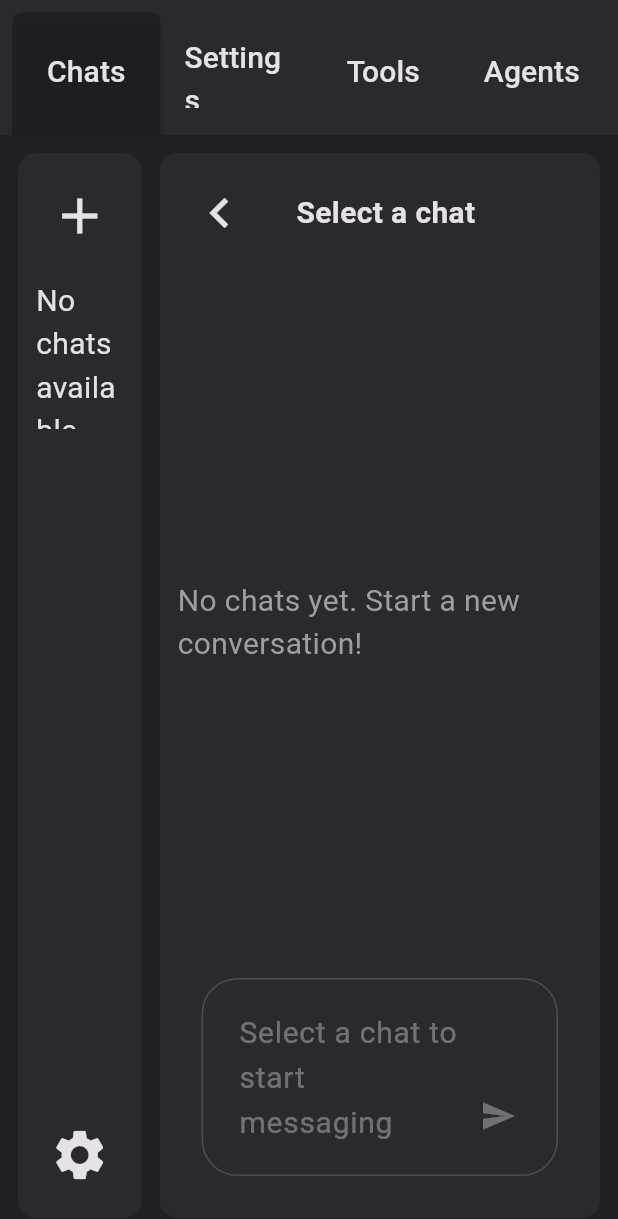
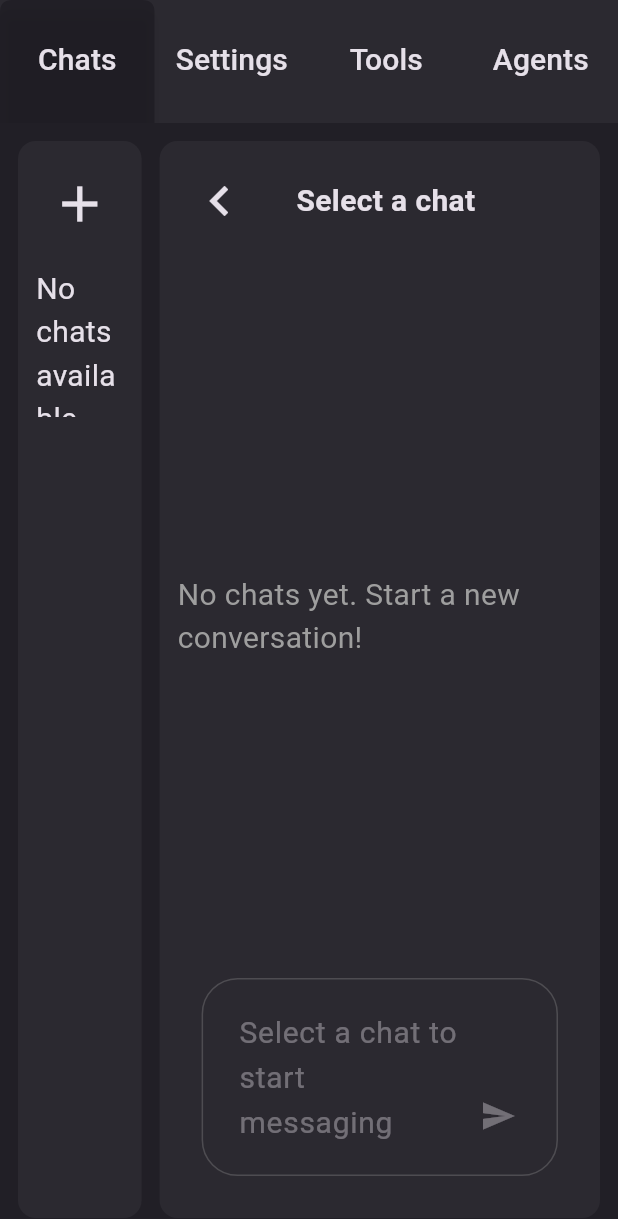
Before and after one commit to thenry42/Promptly, a Flutter app: the screen it shows after launch, on a phone screen of 412 x 824 dp. Shown: the top 1219 px of the screen. Run offline on Flutter 3.47's test engine with Material 3 defaults, Android fonts, the phone set to English and light mode, and no system bars; our stand-ins replace flutter_dotenv, flutter_markdown; missing offline and left inert: anthropic_sdk_dart, dart:ffi, dart_openai, encrypt, ollama_dart, pointycastle and 1 more; statements that could not run were skipped.

Commit message:
changed tabview and settings tab

```diff
--- a/promptly_app/lib/srcs/widgets/LeftPanel.dart
+++ b/promptly_app/lib/srcs/widgets/LeftPanel.dart
@@ -2,7 +2,6 @@ import 'package:flutter/material.dart';
 import 'package:promptly_app/srcs/backend/Singleton.dart';
 import 'package:promptly_app/srcs/backend/Chat.dart';
 import 'package:promptly_app/srcs/widgets/NewChatDialog.dart';
-import 'package:promptly_app/srcs/widgets/SettingsDialog.dart';
 
 class LeftPanel extends StatefulWidget {
   final Function(Chat) onChatSelected;
@@ -49,15 +48,6 @@ class _LeftPanelState extends State<LeftPanel> {
     );
   }
 
-  void _showSettingsDialog() {
-    showDialog(
-      context: context,
-      builder: (BuildContext context) => SettingsDialog(
-        onSettingsChanged: () => setState(() {}),
-      ),
-    );
-  }
-
   @override
   Widget build(BuildContext context) {
     return SafeArea(
@@ -96,20 +86,6 @@ class _LeftPanelState extends State<LeftPanel> {
                     ],
                   ),
                 ),
-              ),
-            ),
-            // Settings button at bottom center
-            Padding(
-              padding: const EdgeInsets.all(12.0),
-              child: IconButton(
-                onPressed: _showSettingsDialog,
-                icon: const Icon(Icons.settings),
-                tooltip: 'Settings',
-                constraints: const BoxConstraints(
-                  minWidth: 60.0,
-                  minHeight: 60.0,
-                ),
-                iconSize: 40,
               ),
             ),
           ],
--- a/promptly_app/lib/srcs/widgets/TabView.dart
+++ b/promptly_app/lib/srcs/widgets/TabView.dart
@@ -2,6 +2,7 @@
 import 'package:flutter/material.dart';
 import 'MainWindow.dart';
 import '../backend/Singleton.dart';
+import 'package:promptly_app/srcs/widgets/SettingsTab.dart';
 
 class PaperTabIndicator extends Decoration {
   final Color color;
@@ -111,25 +112,18 @@ class _TabViewState extends State<TabView> with TickerProviderStateMixin {
         children: [
           Container(
             color: colorScheme.surfaceContainerHigh,
-            padding: const EdgeInsets.only(top: 8, left: 8, right: 8),
             child: Stack(
               children: [
                 TabBar(
                   controller: _tabController,
                   tabs: _tabTitles.map((title) => Tab(
                     height: 80,
-                    child: Padding(
-                      padding: const EdgeInsets.symmetric(
-                        horizontal: 16,
-                        vertical: 16,
-                      ),
                     child: Text(
                       title,
                       style: TextStyle(
                         fontSize: metadata.fontSize,
                         fontWeight: FontWeight.w500,
                         fontFamily: metadata.fontFamily,
-                        ),
                       ),
                     ),
                   )).toList(),
@@ -140,7 +134,7 @@ class _TabViewState extends State<TabView> with TickerProviderStateMixin {
                     color: colorScheme.surfaceContainer,
                     borderRadius: 8,
                   ),
-                  dividerColor: Colors.transparent,
+                  dividerColor: colorScheme.surfaceContainer.withOpacity(0),
                   labelPadding: EdgeInsets.zero,
                   indicatorSize: TabBarIndicatorSize.tab,
                 ),
@@ -149,7 +143,7 @@ class _TabViewState extends State<TabView> with TickerProviderStateMixin {
           ),
           Expanded(
             child: Container(
-              color: colorScheme.surface,
+              color: colorScheme.surfaceContainer,
               child: TabBarView(
                 controller: _tabController,
                 children: List.generate(
@@ -160,25 +154,6 @@ class _TabViewState extends State<TabView> with TickerProviderStateMixin {
             ),
           ),
         ],
-      ),
-    );
-  }
-}
-
-// Tab content widgets remain the same
-class SettingsTab extends StatelessWidget {
-  const SettingsTab({super.key});
-
-  @override
-  Widget build(BuildContext context) {
-    return Container(
-      margin: const EdgeInsets.all(12),
-      decoration: BoxDecoration(
-        borderRadius: BorderRadius.circular(12),
-        color: Theme.of(context).colorScheme.surfaceContainer,
-      ),
-      child: const Center(
-        child: Text('Settings Content'),
       ),
     );
   }
```
Also changed, not shown: promptly_app/lib/srcs/widgets/Markdown.dart (+0 -7 lines), promptly_app/lib/srcs/widgets/SettingsDialog.dart (deleted, +0 -38 lines), promptly_app/lib/srcs/widgets/SettingsTab.dart (added, +31 -0 lines). Lines whose indentation alone changed are shown as unchanged.
